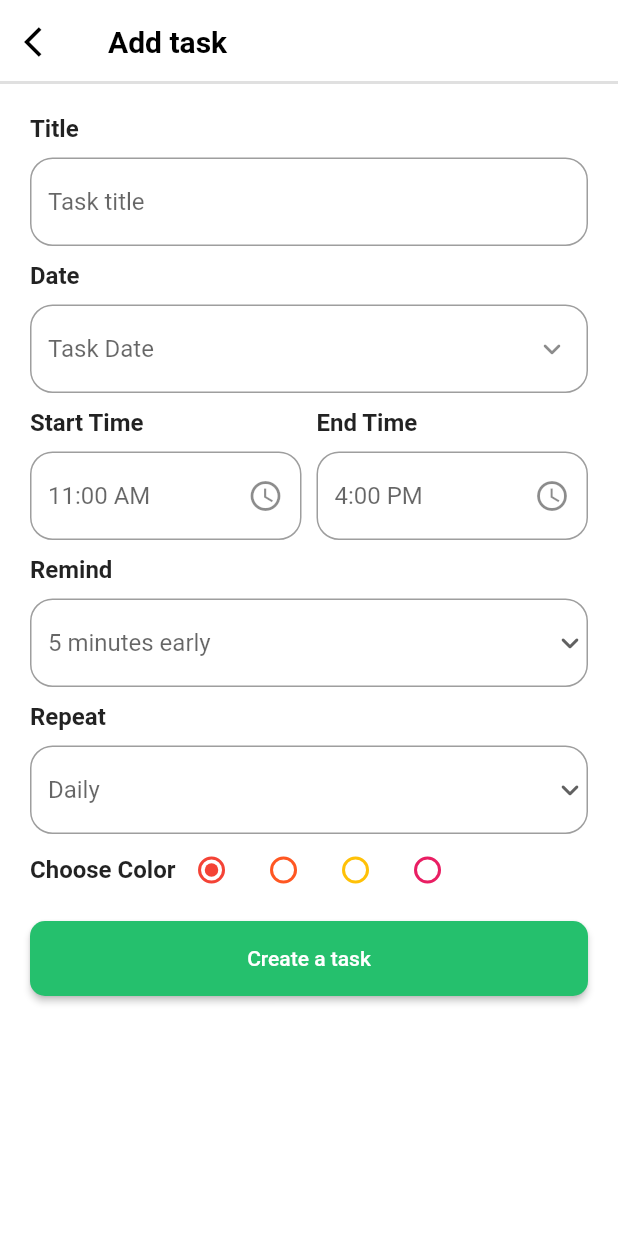
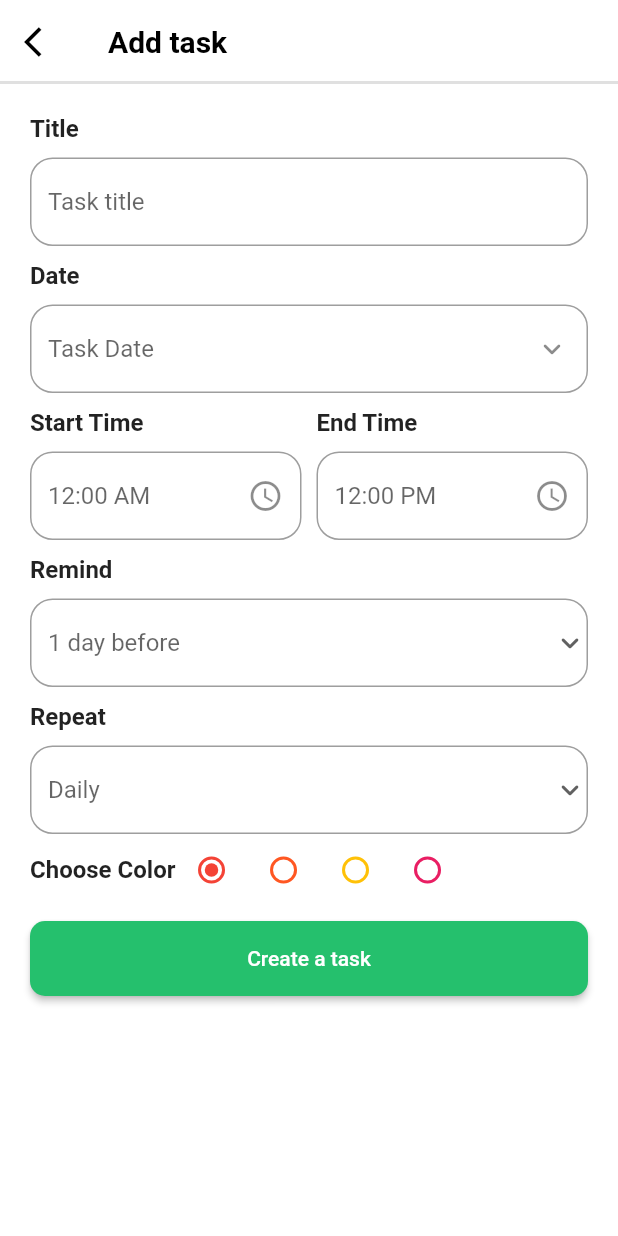
Before and after one commit to SamarAbdulaziz/algoriza_todo_app, a Flutter app: the AddTask screen opened directly, on a phone screen of 412 x 824 dp. Run offline on Flutter 3.47's test engine with Material 2 defaults, Android fonts, the phone set to English and light mode, and no system bars; our stand-ins replace date_picker_timeline, flutter_bloc, flutter_local_notifications, flutter_native_timezone, sqflite, timezone; accounts and stored records are empty.

```diff
--- a/lib/core/todo_app_cubit/todo_cubit.dart
+++ b/lib/core/todo_app_cubit/todo_cubit.dart
@@ -167,24 +167,21 @@ void updateFavoriteDatabase({
   }
 
   bool checkDateToShowTasksOfThatDate(int index) {
-    // changeTheDay();
     var theDateOfTheTask = allTasks[index]['date'];
     if (theDateOfTheTask == convertedSelectedDate) {
       emit(CheckDateToShowTasksOfThatDateState());
       return true;
     } else {
-      // debugPrint('the date of the task ==== $theDateOfTheTask');
-      // debugPrint('the converted selected date ==== $convertedSelectedDate');
       emit(CheckDateToShowTasksOfThatDateState());
       return false;
     }
   }
 
   List<String> remindList = [
-    '5 minutes early',
-    '10 minutes early',
-    '15 minutes early',
-    '20 minutes early',
+    '1 day before',
+    '1 hour before',
+    '30 minutes before',
+    '10 minutes before',
   ];
 
   void setReminder(String value) {
--- a/lib/features/add_task/presentation/widgets/add_task_widget.dart
+++ b/lib/features/add_task/presentation/widgets/add_task_widget.dart
@@ -138,7 +138,7 @@ class _AddTaskWidgetState extends State<AddTaskWidget> {
                               return 'Start time must not empty';
                             }
                           },
-                          hintText: '11:00 AM',
+                          hintText: '12:00 AM',
                           suffixIcon: const Icon(Icons.access_time_outlined),
                         ),
                       ],
@@ -184,7 +184,7 @@ class _AddTaskWidgetState extends State<AddTaskWidget> {
                               return 'End time must be after start time';
                             }
                           },
-                          hintText: '4:00 PM',
+                          hintText: '12:00 PM',
                           suffixIcon: const Icon(Icons.access_time_outlined),
                         ),
                       ],
@@ -216,7 +216,7 @@ class _AddTaskWidgetState extends State<AddTaskWidget> {
                   }
                 },
                 onTap: () {},
-                hintText: '5 minutes early',
+                hintText: '1 day before',
                 suffixIcon: DropdownButton(
                   icon: const Icon(Icons.keyboard_arrow_down_rounded),
                   underline: Container(),
@@ -350,10 +350,10 @@ class _AddTaskWidgetState extends State<AddTaskWidget> {
                     Navigator.pop(context);
                     cubit.getTodoAppDatabase();
                   }
-                  cubit.notification.displayNotification(
-                    title:cubit.titleController.text,
-                    subtitle:'At${cubit.dateController.text}',
-                  );
+                  // cubit.notification.displayNotification(
+                  //   title:cubit.titleController.text,
+                  //   subtitle:'At${cubit.dateController.text}',
+                  // );
                   //cubit.notification.scheduledNotification();
 
                 },
```
Also changed, not shown: lib/core/util/widgets/task_item.dart (+61 -30 lines).
